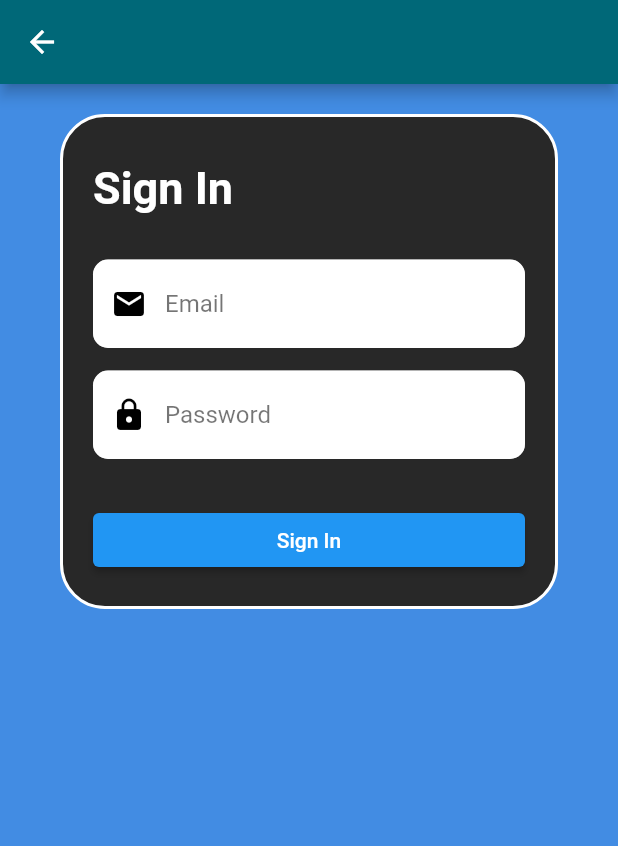
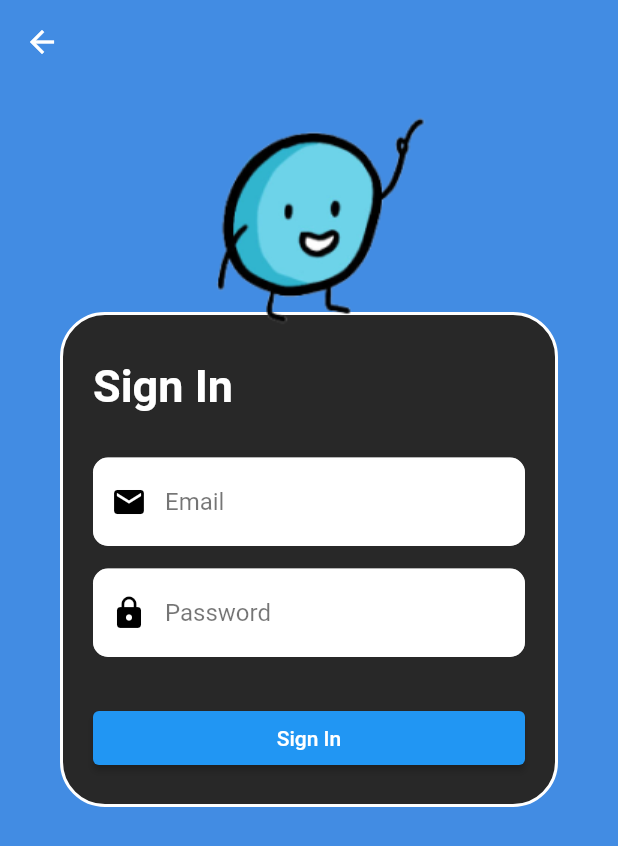
Before and after one commit to Open-Health-Manager/Rosie, a Flutter app: the screen it shows after launch, after a tap on "Sign In", on a phone screen of 412 x 824 dp. Shown: the top 846 px of the screen. Run offline on Flutter 3.47's test engine with Material 2 defaults, Android fonts, the phone set to English and light mode, and no system bars; our stand-ins replace google_fonts.

Commit message:
Add Rosie avatar to login/sign up screens

```diff
--- a/lib/src/account/account_screen.dart
+++ b/lib/src/account/account_screen.dart
@@ -31,25 +31,36 @@ class AccountScreen extends StatelessWidget {
       child: Text(submitLabel),
       onPressed: onSubmit
     ));
-    return Scaffold(appBar: AppBar(),
+    return Theme(
+      data: createAccountTheme(),
+      child: Scaffold(
+        appBar: AppBar(),
         backgroundColor: AccountThemePalette.background,
         body: SafeArea(
           child: Column(
             children: [
+              // This exists for padding
+              const SizedBox(height: 20.0),
+              // Create a stack to place Rosie on top of the screen
+              Stack(
+                alignment: AlignmentDirectional.topCenter,
+                children: [
+                  // Rosie is 163x145
                   // This is the "real" box
                   Container(
-              margin: const EdgeInsets.fromLTRB(40.0, 20.0, 40.0, 0.0),
+                    margin: const EdgeInsets.fromLTRB(40.0, 132.0, 40.0, 0.0),
                     padding: const EdgeInsets.fromLTRB(20.0, 30.0, 20.0, 20.0),
                     decoration: createAccountBoxDecoration(),
-              child: Theme(
-                data: createAccountTheme(),
                     child: Column(
                       crossAxisAlignment: CrossAxisAlignment.stretch,
                       children: formChildren
                     )
-              )
+                  ),
+                  const Image(image: AssetImage("assets/pdm_comic_avatar.png"))
+                ]
               )
             ]
+          )
         )
       )
     );
--- a/lib/src/account/account_theme.dart
+++ b/lib/src/account/account_theme.dart
@@ -9,6 +9,10 @@ class AccountThemePalette {
 ThemeData createAccountTheme() {
   return ThemeData(
     brightness: Brightness.dark,
+    appBarTheme: const AppBarTheme(
+      backgroundColor: AccountThemePalette.background,
+      elevation: 0.0
+    ),
     backgroundColor: AccountThemePalette.darkGrey,
     inputDecorationTheme: const InputDecorationTheme(
       border: OutlineInputBorder(borderRadius: BorderRadius.all(Radius.circular(10.0))),
```
Lines whose indentation alone changed are shown as unchanged.
